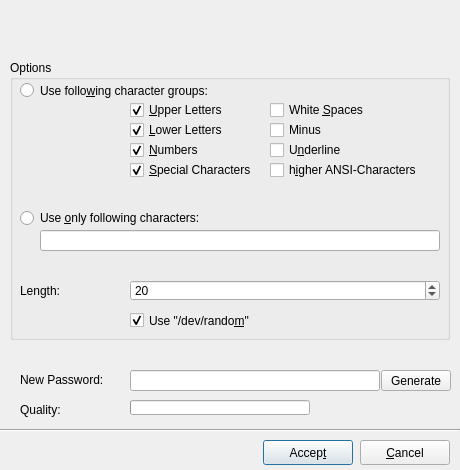
The window that src/forms/PasswordGenDlg.ui (iluminat23/keepassxc-debian) describes before a commit, drawn with Qt 5.
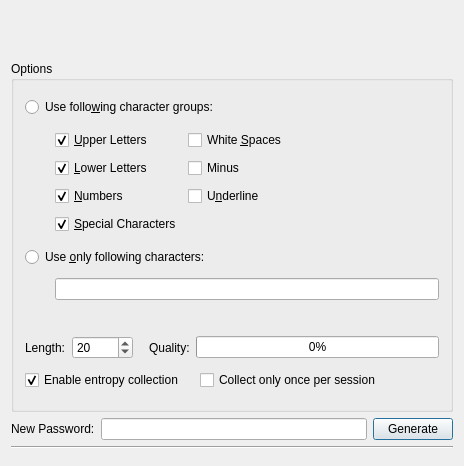
The same window after the commit. Icons and pictures are not drawn.

What changed in the file:
```diff
--- a/src/forms/PasswordGenDlg.ui
+++ b/src/forms/PasswordGenDlg.ui
@@ -8,232 +8,83 @@
       <rect>
         <x>0</x>
         <y>0</y>
-        <width>460</width>
-        <height>470</height>
-      </rect>
-    </property>
-    <property name="sizePolicy" >
-      <sizepolicy>
-        <hsizetype>0</hsizetype>
-        <vsizetype>0</vsizetype>
-        <horstretch>0</horstretch>
-        <verstretch>0</verstretch>
-      </sizepolicy>
-    </property>
-    <property name="minimumSize" >
-      <size>
-        <width>460</width>
-        <height>470</height>
-      </size>
-    </property>
-    <property name="maximumSize" >
-      <size>
-        <width>460</width>
-        <height>470</height>
-      </size>
-    </property>
+    <width>462</width>
+    <height>466</height>
+   </rect>
+  </property>
     <property name="windowTitle" >
       <string>Password Generator</string>
     </property>
-    <widget class="QProgressBar" name="Progress_Quali" >
-      <property name="geometry" >
-        <rect>
-          <x>130</x>
-          <y>400</y>
-          <width>180</width>
-          <height>15</height>
-        </rect>
-      </property>
-    </widget>
-    <widget class="QLineEdit" name="Edit_dest" >
-      <property name="geometry" >
-        <rect>
-          <x>130</x>
-          <y>370</y>
-          <width>250</width>
-          <height>21</height>
-        </rect>
-      </property>
-    </widget>
-    <widget class="QLabel" name="Label_Bits" >
-      <property name="geometry" >
-        <rect>
-          <x>320</x>
-          <y>399</y>
-          <width>60</width>
-          <height>16</height>
-        </rect>
-      </property>
-      <property name="text" >
-        <string/>
-      </property>
-    </widget>
-    <widget class="QLabel" name="Banner" >
-      <property name="geometry" >
-        <rect>
-          <x>0</x>
-          <y>0</y>
-          <width>460</width>
+  <layout class="QVBoxLayout" >
+   <property name="spacing" >
+    <number>6</number>
+   </property>
+   <item>
+    <spacer>
+     <property name="orientation" >
+      <enum>Qt::Vertical</enum>
+     </property>
+     <property name="sizeType" >
+      <enum>QSizePolicy::Fixed</enum>
+     </property>
+     <property name="sizeHint" >
+      <size>
+       <width>442</width>
           <height>50</height>
-        </rect>
-      </property>
-      <property name="pixmap" >
-        <pixmap>image0</pixmap>
-      </property>
-      <property name="scaledContents" >
-        <bool>true</bool>
-      </property>
-    </widget>
-    <widget class="QPushButton" name="ButtonOK" >
-      <property name="geometry" >
-        <rect>
-          <x>263</x>
-          <y>440</y>
-          <width>90</width>
-          <height>25</height>
-        </rect>
-      </property>
-      <property name="text" >
-        <string>Accep&amp;t</string>
-      </property>
-    </widget>
-    <widget class="QPushButton" name="Button_Cancel" >
-      <property name="geometry" >
-        <rect>
-          <x>360</x>
-          <y>440</y>
-          <width>90</width>
-          <height>25</height>
-        </rect>
-      </property>
-      <property name="text" >
-        <string>&amp;Cancel</string>
-      </property>
-    </widget>
-    <widget class="QPushButton" name="ButtonGenerate" >
-      <property name="geometry" >
-        <rect>
-          <x>381</x>
-          <y>370</y>
-          <width>70</width>
-          <height>21</height>
-        </rect>
-      </property>
-      <property name="text" >
-        <string>Generate</string>
-      </property>
-    </widget>
-    <widget class="QLabel" name="textLabel4" >
-      <property name="geometry" >
-        <rect>
-          <x>20</x>
-          <y>370</y>
-          <width>110</width>
-          <height>20</height>
-        </rect>
-      </property>
-      <property name="text" >
-        <string>New Password:</string>
-      </property>
-    </widget>
-    <widget class="QLabel" name="textLabel5" >
-      <property name="geometry" >
-        <rect>
-          <x>20</x>
-          <y>400</y>
-          <width>110</width>
-          <height>20</height>
-        </rect>
-      </property>
-      <property name="text" >
-        <string>Quality:</string>
-      </property>
-    </widget>
-    <widget class="Line" name="line3" >
-      <property name="geometry" >
-        <rect>
-          <x>0</x>
-          <y>420</y>
-          <width>460</width>
-          <height>20</height>
-        </rect>
-      </property>
-      <property name="frameShape" >
-        <enum>QFrame::HLine</enum>
-      </property>
-      <property name="frameShadow" >
-        <enum>QFrame::Sunken</enum>
-      </property>
-    </widget>
+      </size>
+     </property>
+    </spacer>
+   </item>
+   <item>
     <widget class="QGroupBox" name="groupBox1" >
-      <property name="geometry" >
-        <rect>
-          <x>10</x>
-          <y>60</y>
-          <width>440</width>
-          <height>280</height>
-        </rect>
-      </property>
       <property name="title" >
         <string>Options</string>
       </property>
-      <widget class="QLineEdit" name="Edit_chars" >
-        <property name="geometry" >
-          <rect>
-            <x>30</x>
-            <y>170</y>
-            <width>400</width>
-            <height>21</height>
-          </rect>
-        </property>
-      </widget>
-      <widget class="QSpinBox" name="Spin_Num" >
-        <property name="geometry" >
-          <rect>
-            <x>120</x>
-            <y>220</y>
-            <width>310</width>
-            <height>21</height>
-          </rect>
-        </property>
-        <property name="maximum" >
-          <number>1000</number>
-        </property>
-        <property name="minimum" >
-          <number>1</number>
-        </property>
-        <property name="value" >
-          <number>20</number>
-        </property>
-      </widget>
-      <widget class="QCheckBox" name="checkBox1" >
-        <property name="geometry" >
-          <rect>
-            <x>120</x>
-            <y>40</y>
-            <width>131</width>
-            <height>20</height>
-          </rect>
-        </property>
+     <layout class="QVBoxLayout" >
+      <property name="spacing" >
+       <number>6</number>
+      </property>
+      <item>
+       <widget class="QRadioButton" name="Radio_1" >
         <property name="text" >
-          <string>&amp;Upper Letters</string>
+         <string>Use follo&amp;wing character groups:</string>
         </property>
         <property name="shortcut" >
-          <string>Alt+U</string>
-        </property>
-        <property name="checked" >
-          <bool>true</bool>
+         <string>Alt+W</string>
         </property>
       </widget>
+      </item>
+      <item>
+       <layout class="QHBoxLayout" >
+        <property name="spacing" >
+         <number>6</number>
+        </property>
+        <item>
+         <spacer>
+          <property name="orientation" >
+           <enum>Qt::Horizontal</enum>
+          </property>
+          <property name="sizeType" >
+           <enum>QSizePolicy::Fixed</enum>
+          </property>
+          <property name="sizeHint" >
+           <size>
+            <width>30</width>
+            <height>20</height>
+           </size>
+          </property>
+         </spacer>
+        </item>
+        <item>
+         <layout class="QGridLayout" >
+          <property name="horizontalSpacing" >
+           <number>6</number>
+          </property>
+          <property name="verticalSpacing" >
+           <number>6</number>
+          </property>
+          <item row="1" column="0" >
       <widget class="QCheckBox" name="checkBox2" >
-        <property name="geometry" >
-          <rect>
-            <x>120</x>
-            <y>60</y>
-            <width>140</width>
-            <height>20</height>
-          </rect>
-        </property>
         <property name="text" >
           <string>&amp;Lower Letters</string>
         </property>
@@ -244,15 +95,19 @@
           <bool>true</bool>
         </property>
       </widget>
+          </item>
+          <item row="2" column="1" >
+           <widget class="QCheckBox" name="checkBox7" >
+            <property name="text" >
+             <string>U&amp;nderline</string>
+            </property>
+            <property name="shortcut" >
+             <string>Alt+N</string>
+            </property>
+           </widget>
+          </item>
+          <item row="2" column="0" >
       <widget class="QCheckBox" name="checkBox3" >
-        <property name="geometry" >
-          <rect>
-            <x>120</x>
-            <y>80</y>
-            <width>140</width>
-            <height>20</height>
-          </rect>
-        </property>
         <property name="text" >
           <string>&amp;Numbers</string>
         </property>
@@ -263,76 +118,66 @@
           <bool>true</bool>
         </property>
       </widget>
-      <widget class="QCheckBox" name="checkBox4" >
-        <property name="geometry" >
-          <rect>
-            <x>120</x>
-            <y>100</y>
-            <width>140</width>
-            <height>20</height>
-          </rect>
-        </property>
+          </item>
+          <item row="0" column="1" >
+           <widget class="QCheckBox" name="checkBox5" >
+            <property name="text" >
+             <string>White &amp;Spaces</string>
+            </property>
+            <property name="shortcut" >
+             <string>Alt+S</string>
+            </property>
+           </widget>
+          </item>
+          <item row="0" column="0" >
+           <widget class="QCheckBox" name="checkBox1" >
         <property name="text" >
-          <string>&amp;Special Characters</string>
+             <string>&amp;Upper Letters</string>
+            </property>
+            <property name="shortcut" >
+             <string>Alt+U</string>
         </property>
         <property name="checked" >
           <bool>true</bool>
         </property>
       </widget>
+          </item>
+          <item row="1" column="1" >
       <widget class="QCheckBox" name="checkBox6" >
-        <property name="geometry" >
-          <rect>
-            <x>260</x>
-            <y>60</y>
-            <width>170</width>
-            <height>20</height>
-          </rect>
-        </property>
         <property name="text" >
           <string>Minus</string>
         </property>
       </widget>
-      <widget class="QCheckBox" name="checkBox7" >
-        <property name="geometry" >
-          <rect>
-            <x>260</x>
-            <y>80</y>
-            <width>170</width>
-            <height>20</height>
-          </rect>
-        </property>
+          </item>
+          <item row="3" column="0" >
+           <widget class="QCheckBox" name="checkBox4" >
         <property name="text" >
-          <string>U&amp;nderline</string>
-        </property>
-        <property name="shortcut" >
-          <string>Alt+N</string>
-        </property>
-      </widget>
-      <widget class="QCheckBox" name="checkBox8" >
-        <property name="geometry" >
-          <rect>
-            <x>260</x>
-            <y>100</y>
-            <width>170</width>
-            <height>20</height>
-          </rect>
-        </property>
-        <property name="text" >
-          <string>h&amp;igher ANSI-Characters</string>
-        </property>
-        <property name="shortcut" >
-          <string>Alt+H</string>
-        </property>
-      </widget>
+             <string>&amp;Special Characters</string>
+            </property>
+            <property name="checked" >
+             <bool>true</bool>
+            </property>
+           </widget>
+          </item>
+         </layout>
+        </item>
+        <item>
+         <spacer>
+          <property name="orientation" >
+           <enum>Qt::Horizontal</enum>
+          </property>
+          <property name="sizeHint" >
+           <size>
+            <width>101</width>
+            <height>108</height>
+           </size>
+          </property>
+         </spacer>
+        </item>
+       </layout>
+      </item>
+      <item>
       <widget class="QRadioButton" name="Radio_2" >
-        <property name="geometry" >
-          <rect>
-            <x>10</x>
-            <y>150</y>
-            <width>420</width>
-            <height>16</height>
-          </rect>
-        </property>
         <property name="text" >
 	<string>Use &amp;only following characters:</string>
         </property>
@@ -340,30 +185,125 @@
           <string>Alt+O</string>
         </property>
       </widget>
+      </item>
+      <item>
+       <layout class="QHBoxLayout" >
+        <property name="spacing" >
+         <number>6</number>
+        </property>
+        <item>
+         <spacer>
+          <property name="orientation" >
+           <enum>Qt::Horizontal</enum>
+          </property>
+          <property name="sizeType" >
+           <enum>QSizePolicy::Fixed</enum>
+          </property>
+          <property name="sizeHint" >
+           <size>
+            <width>30</width>
+            <height>20</height>
+           </size>
+          </property>
+         </spacer>
+        </item>
+        <item>
+         <widget class="QLineEdit" name="Edit_chars" >
+          <property name="maxLength" >
+           <number>255</number>
+          </property>
+         </widget>
+        </item>
+       </layout>
+      </item>
+      <item>
+       <spacer>
+        <property name="orientation" >
+         <enum>Qt::Vertical</enum>
+        </property>
+        <property name="sizeType" >
+         <enum>QSizePolicy::Fixed</enum>
+        </property>
+        <property name="sizeHint" >
+         <size>
+          <width>20</width>
+          <height>25</height>
+         </size>
+        </property>
+       </spacer>
+      </item>
+      <item>
+       <layout class="QHBoxLayout" >
+        <property name="spacing" >
+         <number>6</number>
+        </property>
+        <item>
       <widget class="QLabel" name="textLabel1" >
-        <property name="geometry" >
-          <rect>
-            <x>10</x>
-            <y>220</y>
-            <width>110</width>
-            <height>21</height>
-          </rect>
-        </property>
         <property name="text" >
           <string>Length:</string>
         </property>
       </widget>
-      <widget class="QCheckBox" name="Check_strongrandom" >
-        <property name="geometry" >
-          <rect>
-            <x>120</x>
-            <y>250</y>
-            <width>310</width>
-            <height>21</height>
-          </rect>
-        </property>
+        </item>
+        <item>
+         <widget class="QSpinBox" name="Spin_Num" >
+          <property name="minimum" >
+           <number>1</number>
+          </property>
+          <property name="maximum" >
+           <number>10000</number>
+          </property>
+          <property name="value" >
+           <number>20</number>
+          </property>
+         </widget>
+        </item>
+        <item>
+         <spacer>
+          <property name="orientation" >
+           <enum>Qt::Horizontal</enum>
+          </property>
+          <property name="sizeType" >
+           <enum>QSizePolicy::Fixed</enum>
+          </property>
+          <property name="sizeHint" >
+           <size>
+            <width>10</width>
+            <height>1</height>
+           </size>
+          </property>
+         </spacer>
+        </item>
+        <item>
+         <widget class="QLabel" name="textLabel5" >
         <property name="text" >
-          <string>Use &quot;/dev/rando&amp;m&quot;</string>
+           <string>Quality:</string>
+          </property>
+         </widget>
+        </item>
+        <item>
+         <widget class="QProgressBar" name="Progress_Quali" >
+          <property name="maximum" >
+           <number>128</number>
+          </property>
+          <property name="value" >
+           <number>0</number>
+          </property>
+          <property name="orientation" >
+           <enum>Qt::Horizontal</enum>
+          </property>
+         </widget>
+        </item>
+       </layout>
+      </item>
+      <item>
+       <layout class="QHBoxLayout" >
+        <property name="spacing" >
+         <number>6</number>
+        </property>
+        <item>
+         <widget class="QCheckBox" name="Check_CollectEntropy" >
+          <property name="text" >
+           <string>Enable entropy collection</string>
         </property>
         <property name="shortcut" >
           <string>Alt+M</string>
@@ -372,39 +312,96 @@
           <bool>true</bool>
         </property>
       </widget>
-      <widget class="QRadioButton" name="Radio_1" >
-        <property name="geometry" >
-          <rect>
-            <x>10</x>
-            <y>20</y>
-            <width>420</width>
-            <height>21</height>
-          </rect>
-        </property>
-        <property name="text" >
-		<string>Use follo&amp;wing character groups:</string>
-        </property>
-        <property name="shortcut" >
-          <string>Alt+W</string>
-        </property>
-      </widget>
-      <widget class="QCheckBox" name="checkBox5" >
-        <property name="geometry" >
-          <rect>
-            <x>260</x>
-            <y>40</y>
-            <width>170</width>
+        </item>
+        <item>
+         <spacer>
+          <property name="orientation" >
+           <enum>Qt::Horizontal</enum>
+          </property>
+          <property name="sizeType" >
+           <enum>QSizePolicy::Fixed</enum>
+          </property>
+          <property name="sizeHint" >
+           <size>
+            <width>10</width>
+            <height>20</height>
+           </size>
+          </property>
+         </spacer>
+        </item>
+        <item>
+         <widget class="QCheckBox" name="Check_CollectOncePerSession" >
+          <property name="text" >
+           <string>Collect only once per session</string>
+          </property>
+         </widget>
+        </item>
+        <item>
+         <spacer>
+          <property name="orientation" >
+           <enum>Qt::Horizontal</enum>
+          </property>
+          <property name="sizeHint" >
+           <size>
+            <width>40</width>
             <height>20</height>
-          </rect>
-        </property>
+           </size>
+          </property>
+         </spacer>
+        </item>
+       </layout>
+      </item>
+     </layout>
+    </widget>
+   </item>
+   <item>
+    <layout class="QHBoxLayout" >
+     <property name="spacing" >
+      <number>6</number>
+     </property>
+     <item>
+      <widget class="QLabel" name="textLabel4" >
         <property name="text" >
-		<string>White &amp;Spaces</string>
-        </property>
-        <property name="shortcut" >
-          <string>Alt+S</string>
+        <string>New Password:</string>
+       </property>
+      </widget>
+     </item>
+     <item>
+      <widget class="QLineEdit" name="Edit_dest" />
+     </item>
+     <item>
+      <widget class="QPushButton" name="ButtonGenerate" >
+       <property name="text" >
+        <string>Generate</string>
         </property>
       </widget>
+     </item>
+    </layout>
+   </item>
+   <item>
+    <widget class="Line" name="line3" >
+     <property name="frameShape" >
+      <enum>QFrame::HLine</enum>
+     </property>
+     <property name="frameShadow" >
+      <enum>QFrame::Sunken</enum>
+     </property>
+     <property name="orientation" >
+      <enum>Qt::Horizontal</enum>
+     </property>
     </widget>
+   </item>
+   <item>
+    <widget class="QDialogButtonBox" name="DialogButtons" >
+     <property name="orientation" >
+      <enum>Qt::Horizontal</enum>
+     </property>
+     <property name="standardButtons" >
+      <set>QDialogButtonBox::NoButton</set>
+     </property>
+    </widget>
+   </item>
+  </layout>
   </widget>
   <layoutdefault spacing="6" margin="11" />
   <pixmapfunction></pixmapfunction>
```
Left out of the diff: 17 changed lines with no effect on the pictures. Lines whose indentation alone changed are shown as unchanged.
